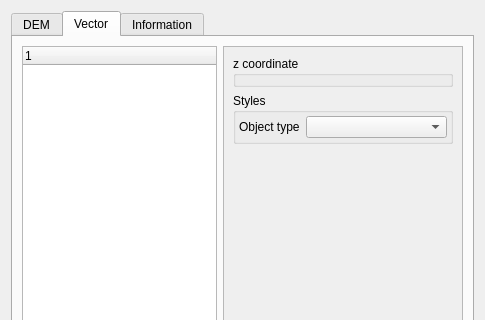
Old version of the form qgis2threejsdialog.ui in the repository minorua/Qgis2threejs; both pictures show x 0 to 485 and y 0 to 320 of the 485 by 483 pixel window.
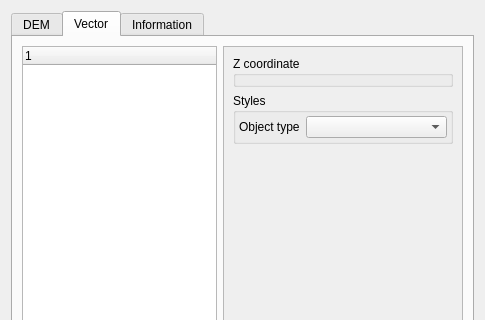
New version of the form. The open tabs and pages were chosen to show the change.

```diff
--- a/qgis2threejsdialog.ui
+++ b/qgis2threejsdialog.ui
@@ -546,7 +546,7 @@
                  <item row="0" column="0">
                   <widget class="QGroupBox" name="groupBox_zCoordinate">
                    <property name="title">
-                    <string>z coordinate</string>
+                    <string>Z coordinate</string>
                    </property>
                    <layout class="QGridLayout" name="gridLayout_9">
                     <property name="margin">
```
